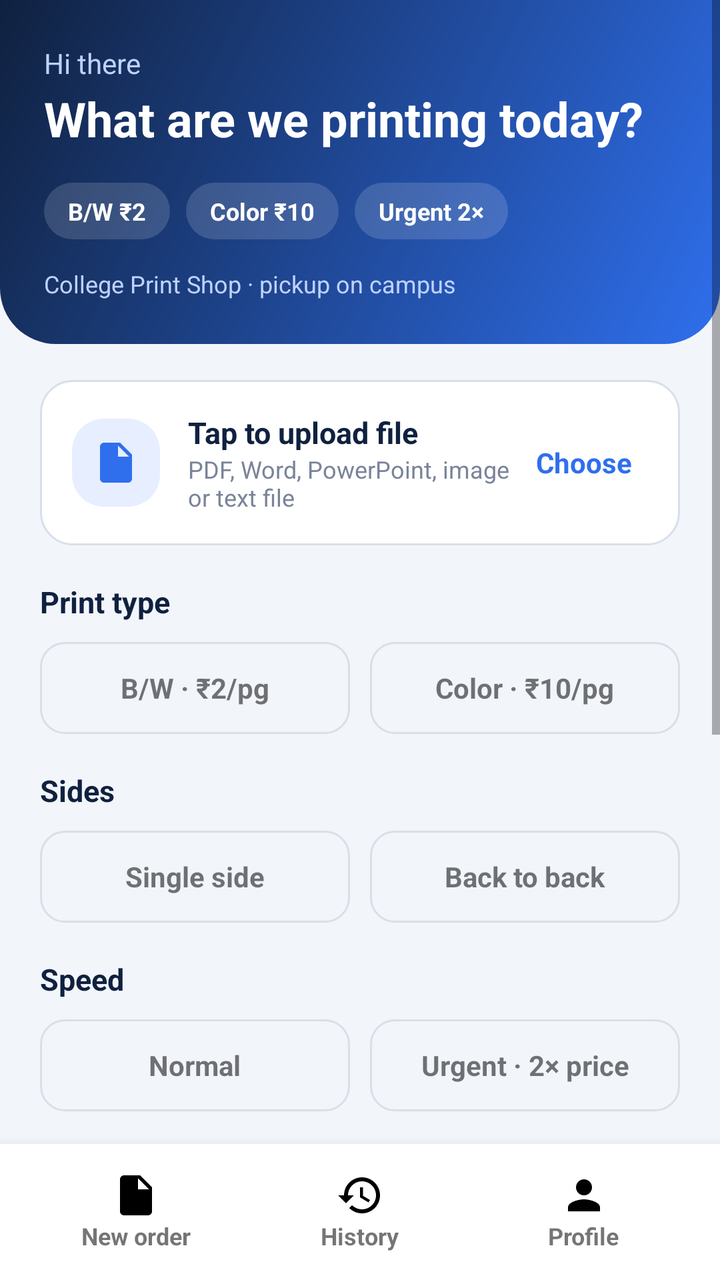
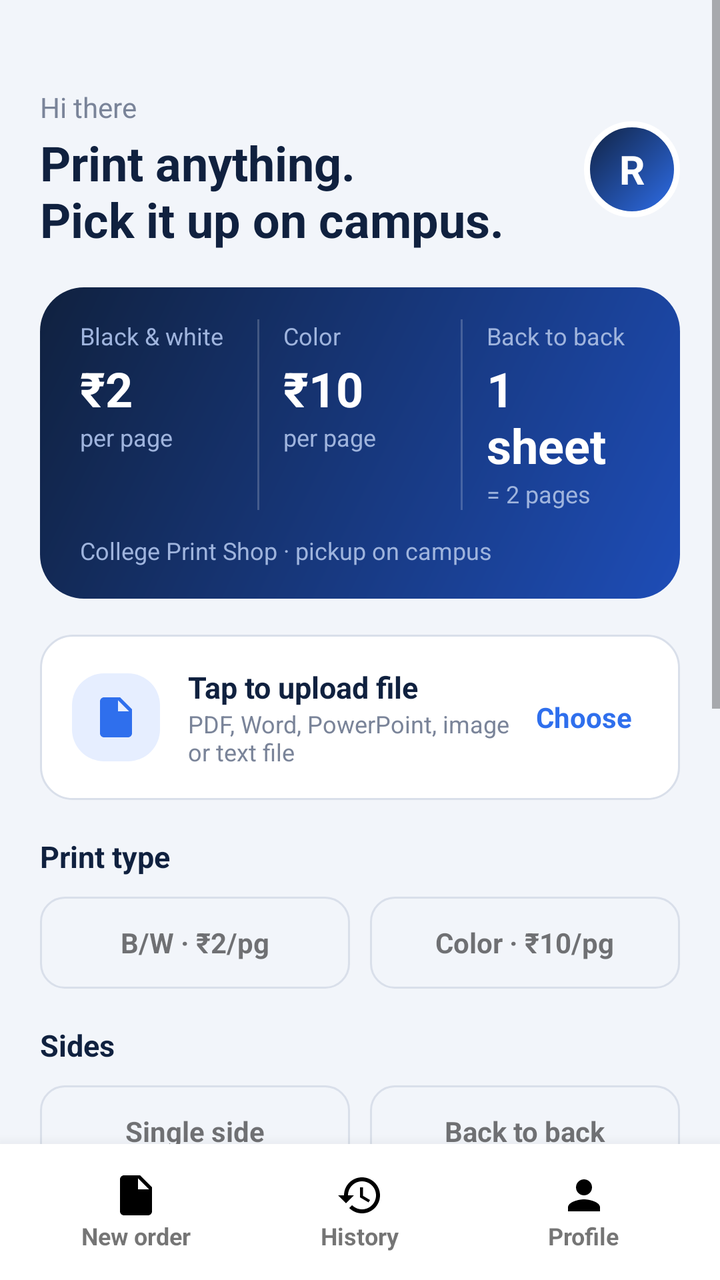

Compare the two renders of this Android layout. The source of the first and the diff that turns it into the second are given below.
<!-- AndroidManifest.xml: application theme Theme.PrintingStudio -->
<!-- res/layout/activity_home.xml -->
<?xml version="1.0" encoding="utf-8"?>
<LinearLayout xmlns:android="http://schemas.android.com/apk/res/android"
    android:layout_width="match_parent" android:layout_height="match_parent"
    android:orientation="vertical" android:background="@color/ps_bg">

<ScrollView android:layout_width="match_parent" android:layout_height="0dp" android:layout_weight="1" android:fillViewport="true">
<LinearLayout android:layout_width="match_parent" android:layout_height="wrap_content" android:orientation="vertical">

    <LinearLayout android:layout_width="match_parent" android:layout_height="wrap_content" android:orientation="vertical" android:background="@drawable/ps_header_bg" android:padding="22dp" android:paddingTop="44dp" android:paddingBottom="28dp">
        <TextView android:id="@+id/tvGreeting" android:layout_width="wrap_content" android:layout_height="wrap_content" android:text="Hi there" android:textColor="#BFD2FF" android:textSize="14sp" />
        <TextView android:layout_width="wrap_content" android:layout_height="wrap_content" android:layout_marginTop="2dp" android:text="What are we printing today?" android:textColor="#FFFFFF" android:textSize="24sp" android:textStyle="bold" />
        <LinearLayout android:layout_width="wrap_content" android:layout_height="wrap_content" android:layout_marginTop="16dp" android:orientation="horizontal">
            <TextView android:layout_width="wrap_content" android:layout_height="wrap_content" android:layout_marginEnd="8dp" android:background="@drawable/ps_pill" android:paddingHorizontal="12dp" android:paddingVertical="6dp" android:text="B/W ₹2" android:textColor="#FFFFFF" android:textSize="12sp" android:textStyle="bold" />
            <TextView android:layout_width="wrap_content" android:layout_height="wrap_content" android:layout_marginEnd="8dp" android:background="@drawable/ps_pill" android:paddingHorizontal="12dp" android:paddingVertical="6dp" android:text="Color ₹10" android:textColor="#FFFFFF" android:textSize="12sp" android:textStyle="bold" />
            <TextView android:layout_width="wrap_content" android:layout_height="wrap_content" android:layout_marginEnd="8dp" android:background="@drawable/ps_pill" android:paddingHorizontal="12dp" android:paddingVertical="6dp" android:text="Urgent 2×" android:textColor="#FFFFFF" android:textSize="12sp" android:textStyle="bold" />
        </LinearLayout>
        <TextView android:layout_width="wrap_content" android:layout_height="wrap_content" android:layout_marginTop="14dp" android:text="College Print Shop · pickup on campus" android:textColor="#BFD2FF" android:textSize="12sp" />
    </LinearLayout>

<LinearLayout android:layout_width="match_parent" android:layout_height="wrap_content" android:orientation="vertical" android:paddingHorizontal="20dp" android:paddingBottom="20dp">

    <LinearLayout android:id="@+id/trackCard" android:layout_width="match_parent" android:layout_height="wrap_content" android:layout_marginTop="18dp" android:orientation="vertical" android:padding="16dp" android:background="@drawable/ps_card" android:visibility="gone" android:clickable="true" android:focusable="true">
        <TextView android:layout_width="wrap_content" android:layout_height="wrap_content" android:text="Track your order" android:textColor="@color/ps_muted" android:textSize="12sp" android:textStyle="bold" />
        <TextView android:id="@+id/tvTrackTitle" android:layout_width="wrap_content" android:layout_height="wrap_content" android:layout_marginTop="4dp" android:text="#C-0000" android:textColor="@color/ps_ink" android:textStyle="bold" android:textSize="16sp" android:maxLines="1" android:ellipsize="end" />
        <LinearLayout android:layout_width="match_parent" android:layout_height="wrap_content" android:layout_marginTop="12dp" android:orientation="horizontal">
            <View android:id="@+id/trk1" android:layout_width="0dp" android:layout_height="8dp" android:layout_weight="1" android:layout_marginEnd="4dp" android:background="@drawable/ps_track_off" />
            <View android:id="@+id/trk2" android:layout_width="0dp" android:layout_height="8dp" android:layout_weight="1" android:layout_marginHorizontal="4dp" android:background="@drawable/ps_track_off" />
            <View android:id="@+id/trk3" android:layout_width="0dp" android:layout_height="8dp" android:layout_weight="1" android:layout_marginStart="4dp" android:background="@drawable/ps_track_off" />
        </LinearLayout>
        <LinearLayout android:layout_width="match_parent" android:layout_height="wrap_content" android:layout_marginTop="6dp" android:orientation="horizontal">
            <TextView android:layout_width="0dp" android:layout_height="wrap_content" android:layout_weight="1" android:text="Placed" android:textColor="@color/ps_muted" android:textSize="12sp" />
            <TextView android:layout_width="0dp" android:layout_height="wrap_content" android:layout_weight="1" android:gravity="center" android:text="Printing" android:textColor="@color/ps_muted" android:textSize="12sp" />
            <TextView android:layout_width="0dp" android:layout_height="wrap_content" android:layout_weight="1" android:gravity="end" android:text="Ready" android:textColor="@color/ps_muted" android:textSize="12sp" />
        </LinearLayout>
        <TextView android:id="@+id/tvTrackStatus" android:layout_width="wrap_content" android:layout_height="wrap_content" android:layout_marginTop="10dp" android:text="" android:textColor="@color/ps_blue" android:textStyle="bold" android:textSize="14sp" />
    </LinearLayout>

    <LinearLayout android:id="@+id/uploadBox" android:layout_width="match_parent" android:layout_height="wrap_content" android:layout_marginTop="18dp" android:orientation="horizontal" android:gravity="center_vertical" android:padding="16dp" android:background="@drawable/ps_card" android:clickable="true" android:focusable="true">
        <ImageView android:layout_width="44dp" android:layout_height="44dp" android:padding="10dp" android:background="@drawable/ps_nav_active" android:src="@drawable/ic_nav_order" app:tint="#2F6FED" xmlns:app="http://schemas.android.com/apk/res-auto" />
        <LinearLayout android:layout_width="0dp" android:layout_height="wrap_content" android:layout_weight="1" android:layout_marginStart="14dp" android:orientation="vertical">
            <TextView android:id="@+id/tvFileName" android:layout_width="wrap_content" android:layout_height="wrap_content" android:text="Tap to upload file" android:textColor="@color/ps_ink" android:textStyle="bold" android:textSize="15sp" android:maxLines="2" android:ellipsize="end" />
            <TextView android:layout_width="wrap_content" android:layout_height="wrap_content" android:id="@+id/tvFileHint" android:text="PDF, Word, PowerPoint, image or text file" android:textColor="@color/ps_muted" android:textSize="12sp" />
        </LinearLayout>
        <TextView android:id="@+id/btnChooseFile" android:layout_width="wrap_content" android:layout_height="wrap_content" android:text="Choose" android:textColor="#2F6FED" android:textStyle="bold" android:padding="8dp" android:clickable="true" android:focusable="true" />
    </LinearLayout>

    <TextView android:layout_width="wrap_content" android:layout_height="wrap_content" android:layout_marginTop="18dp" android:text="Print type" android:textColor="@color/ps_ink" android:textStyle="bold" android:textSize="15sp" />
    <LinearLayout android:layout_width="match_parent" android:layout_height="wrap_content" android:layout_marginTop="10dp" android:orientation="horizontal">
        <TextView android:id="@+id/btnBw" android:layout_width="0dp" android:layout_height="46dp" android:layout_weight="1" android:layout_marginEnd="5dp" android:gravity="center" android:text="B/W · ₹2/pg" android:textStyle="bold" android:textSize="14sp" android:clickable="true" android:focusable="true" android:background="@drawable/ps_seg_off" />
        <TextView android:id="@+id/btnColor" android:layout_width="0dp" android:layout_height="46dp" android:layout_weight="1" android:layout_marginStart="5dp" android:gravity="center" android:text="Color · ₹10/pg" android:textStyle="bold" android:textSize="14sp" android:clickable="true" android:focusable="true" android:background="@drawable/ps_seg_off" />
    </LinearLayout>
    <TextView android:layout_width="wrap_content" android:layout_height="wrap_content" android:layout_marginTop="18dp" android:text="Sides" android:textColor="@color/ps_ink" android:textStyle="bold" android:textSize="15sp" />
    <LinearLayout android:layout_width="match_parent" android:layout_height="wrap_content" android:layout_marginTop="10dp" android:orientation="horizontal">
        <TextView android:id="@+id/btnSingle" android:layout_width="0dp" android:layout_height="46dp" android:layout_weight="1" android:layout_marginEnd="5dp" android:gravity="center" android:text="Single side" android:textStyle="bold" android:textSize="14sp" android:clickable="true" android:focusable="true" android:background="@drawable/ps_seg_off" />
        <TextView android:id="@+id/btnDouble" android:layout_width="0dp" android:layout_height="46dp" android:layout_weight="1" android:layout_marginStart="5dp" android:gravity="center" android:text="Back to back" android:textStyle="bold" android:textSize="14sp" android:clickable="true" android:focusable="true" android:background="@drawable/ps_seg_off" />
    </LinearLayout>
    <TextView android:layout_width="wrap_content" android:layout_height="wrap_content" android:layout_marginTop="18dp" android:text="Speed" android:textColor="@color/ps_ink" android:textStyle="bold" android:textSize="15sp" />
    <LinearLayout android:layout_width="match_parent" android:layout_height="wrap_content" android:layout_marginTop="10dp" android:orientation="horizontal">
        <TextView android:id="@+id/btnNormal" android:layout_width="0dp" android:layout_height="46dp" android:layout_weight="1" android:layout_marginEnd="5dp" android:gravity="center" android:text="Normal" android:textStyle="bold" android:textSize="14sp" android:clickable="true" android:focusable="true" android:background="@drawable/ps_seg_off" />
        <TextView android:id="@+id/btnUrgent" android:layout_width="0dp" android:layout_height="46dp" android:layout_weight="1" android:layout_marginStart="5dp" android:gravity="center" android:text="Urgent · 2× price" android:textStyle="bold" android:textSize="14sp" android:clickable="true" android:focusable="true" android:background="@drawable/ps_seg_off" />
    </LinearLayout>

    <LinearLayout android:layout_width="match_parent" android:layout_height="wrap_content" android:layout_marginTop="18dp" android:orientation="horizontal" android:gravity="center_vertical" android:background="@drawable/ps_card" android:padding="14dp">
        <TextView android:layout_width="0dp" android:layout_height="wrap_content" android:layout_weight="1" android:text="Copies" android:textColor="@color/ps_ink" android:textStyle="bold" android:textSize="15sp" />
        <TextView android:id="@+id/btnMinus" android:layout_width="44dp" android:layout_height="44dp" android:gravity="center" android:text="−" android:textSize="22sp" android:textColor="@color/ps_ink" android:background="@drawable/ps_seg_off" android:clickable="true" android:focusable="true" />
        <TextView android:id="@+id/tvCopies" android:layout_width="48dp" android:layout_height="wrap_content" android:gravity="center" android:text="1" android:textSize="18sp" android:textStyle="bold" android:textColor="@color/ps_ink" />
        <TextView android:id="@+id/btnPlus" android:layout_width="44dp" android:layout_height="44dp" android:gravity="center" android:text="+" android:textSize="22sp" android:textColor="@color/ps_ink" android:background="@drawable/ps_seg_off" android:clickable="true" android:focusable="true" />
    </LinearLayout>

    <LinearLayout android:layout_width="match_parent" android:layout_height="wrap_content" android:layout_marginTop="18dp" android:orientation="vertical" android:background="@drawable/ps_card" android:padding="16dp">
        <TextView android:layout_width="wrap_content" android:layout_height="wrap_content" android:text="Order summary" android:textColor="@color/ps_ink" android:textStyle="bold" android:textSize="15sp" />
        <TextView android:id="@+id/tvBreakdown" android:layout_width="wrap_content" android:layout_height="wrap_content" android:layout_marginTop="8dp" android:text="Upload a PDF to see the price" android:textColor="@color/ps_muted" android:textSize="13sp" />
        <TextView android:id="@+id/btnEditPages" android:layout_width="wrap_content" android:layout_height="wrap_content" android:layout_marginTop="6dp" android:paddingVertical="6dp" android:text="Wrong page count? Edit pages" android:textColor="#2F6FED" android:textStyle="bold" android:textSize="13sp" android:visibility="gone" android:clickable="true" android:focusable="true" />
        <TextView android:id="@+id/tvSheets" android:layout_width="wrap_content" android:layout_height="wrap_content" android:layout_marginTop="4dp" android:text="" android:textColor="@color/ps_muted" android:textSize="13sp" />
        <TextView android:id="@+id/tvPrice" android:layout_width="wrap_content" android:layout_height="wrap_content" android:layout_marginTop="10dp" android:text="Estimated price: ₹0" android:textColor="@color/ps_ink" android:textStyle="bold" android:textSize="20sp" />
    </LinearLayout>

    <TextView android:id="@+id/btnConfirm" android:layout_width="match_parent" android:layout_height="54dp" android:layout_marginTop="16dp" android:gravity="center" android:text="Confirm order" android:textColor="#FFFFFF" android:textStyle="bold" android:textSize="16sp" android:background="@drawable/ps_btn_primary" android:clickable="true" android:focusable="true" />

</LinearLayout>
</LinearLayout>
</ScrollView>

<include layout="@layout/layout_bottom_nav" />

</LinearLayout>
<!-- res/layout/layout_bottom_nav.xml (included above) -->
<?xml version="1.0" encoding="utf-8"?>
<LinearLayout xmlns:android="http://schemas.android.com/apk/res/android"
    android:id="@+id/bottomNav"
    android:layout_width="match_parent"
    android:layout_height="68dp"
    android:orientation="horizontal"
    android:background="#FFFFFF"
    android:elevation="12dp"
    android:paddingHorizontal="12dp"
    android:gravity="center_vertical">

    <LinearLayout android:id="@+id/nav_order" android:layout_width="0dp" android:layout_height="52dp" android:layout_weight="1" android:layout_margin="4dp" android:orientation="vertical" android:gravity="center" android:clickable="true" android:focusable="true">
        <ImageView android:id="@+id/nav_order_icon" android:layout_width="24dp" android:layout_height="24dp" android:src="@drawable/ic_nav_order" />
        <TextView android:id="@+id/nav_order_label" android:layout_width="wrap_content" android:layout_height="wrap_content" android:text="New order" android:textSize="12sp" android:textStyle="bold" />
    </LinearLayout>

    <LinearLayout android:id="@+id/nav_history" android:layout_width="0dp" android:layout_height="52dp" android:layout_weight="1" android:layout_margin="4dp" android:orientation="vertical" android:gravity="center" android:clickable="true" android:focusable="true">
        <ImageView android:id="@+id/nav_history_icon" android:layout_width="24dp" android:layout_height="24dp" android:src="@drawable/ic_nav_history" />
        <TextView android:id="@+id/nav_history_label" android:layout_width="wrap_content" android:layout_height="wrap_content" android:text="History" android:textSize="12sp" android:textStyle="bold" />
    </LinearLayout>

    <LinearLayout android:id="@+id/nav_profile" android:layout_width="0dp" android:layout_height="52dp" android:layout_weight="1" android:layout_margin="4dp" android:orientation="vertical" android:gravity="center" android:clickable="true" android:focusable="true">
        <ImageView android:id="@+id/nav_profile_icon" android:layout_width="24dp" android:layout_height="24dp" android:src="@drawable/ic_nav_profile" />
        <TextView android:id="@+id/nav_profile_label" android:layout_width="wrap_content" android:layout_height="wrap_content" android:text="Profile" android:textSize="12sp" android:textStyle="bold" />
    </LinearLayout>
</LinearLayout>
<!-- resources referenced by this layout -->
<resources>
  <color name="ps_bg">#F2F5FA</color>
  <color name="ps_blue">#2F6FED</color>
  <color name="ps_ink">#10213F</color>
  <color name="ps_muted">#7A8499</color>
  <!-- drawable ic_nav_order (drawable) -->
  <?xml version="1.0" encoding="utf-8"?>
  <vector xmlns:android="http://schemas.android.com/apk/res/android"
      android:width="24dp"
      android:height="24dp"
      android:viewportWidth="24"
      android:viewportHeight="24">
      <path
          android:fillColor="#000000"
          android:pathData="M14,2H6C4.9,2 4,2.9 4,4v16c0,1.1 0.9,2 2,2h12c1.1,0 2,-0.9 2,-2V8L14,2zM13,9V3.5L18.5,9H13z" />
  </vector>
  <!-- drawable ic_nav_profile (drawable) -->
  <?xml version="1.0" encoding="utf-8"?>
  <vector xmlns:android="http://schemas.android.com/apk/res/android"
      android:width="24dp"
      android:height="24dp"
      android:viewportWidth="24"
      android:viewportHeight="24">
      <path
          android:fillColor="#000000"
          android:pathData="M12,12c2.21,0 4,-1.79 4,-4s-1.79,-4 -4,-4 -4,1.79 -4,4 1.79,4 4,4zM12,14c-2.67,0 -8,1.34 -8,4v2h16v-2c0,-2.66 -5.33,-4 -8,-4z" />
  </vector>
  <!-- drawable ps_btn_primary (drawable) -->
  <?xml version="1.0" encoding="utf-8"?>
  <selector xmlns:android="http://schemas.android.com/apk/res/android">
      <item android:state_enabled="false"><shape android:shape="rectangle"><solid android:color="#B8C3D9" /><corners android:radius="16dp" /></shape></item>
      <item><shape android:shape="rectangle"><solid android:color="#10213F" /><corners android:radius="16dp" /></shape></item>
  </selector>
  <!-- drawable ps_card (drawable) -->
  <?xml version="1.0" encoding="utf-8"?>
  <shape xmlns:android="http://schemas.android.com/apk/res/android" android:shape="rectangle">
      <solid android:color="#FFFFFF" />
      <corners android:radius="16dp" />
      <stroke android:width="1dp" android:color="#D9DFEA" />
  </shape>
  <!-- drawable ps_header_bg (drawable) -->
  <?xml version="1.0" encoding="utf-8"?>
  <shape xmlns:android="http://schemas.android.com/apk/res/android" android:shape="rectangle">
      <gradient android:startColor="#10213F" android:endColor="#2F6FED" android:angle="315" />
      <corners android:bottomLeftRadius="28dp" android:bottomRightRadius="28dp" />
  </shape>
  <!-- drawable ps_nav_active (drawable) -->
  <?xml version="1.0" encoding="utf-8"?>
  <shape xmlns:android="http://schemas.android.com/apk/res/android" android:shape="rectangle">
      <solid android:color="#E6EEFF" />
      <corners android:radius="16dp" />
  </shape>
  <!-- drawable ps_pill (drawable) -->
  <?xml version="1.0" encoding="utf-8"?>
  <shape xmlns:android="http://schemas.android.com/apk/res/android" android:shape="rectangle">
      <solid android:color="#26FFFFFF" />
      <corners android:radius="20dp" />
  </shape>
  <!-- drawable ps_seg_off (drawable) -->
  <?xml version="1.0" encoding="utf-8"?>
  <shape xmlns:android="http://schemas.android.com/apk/res/android" android:shape="rectangle">
      <solid android:color="#F2F5FA" />
      <corners android:radius="12dp" />
      <stroke android:width="1dp" android:color="#D9DFEA" />
  </shape>
  <!-- drawable ps_track_off (drawable) -->
  <?xml version="1.0" encoding="utf-8"?>
  <shape xmlns:android="http://schemas.android.com/apk/res/android" android:shape="rectangle"><solid android:color="#D9DFEA"/><corners android:radius="4dp"/></shape>
  <style name="Theme.PrintingStudio" parent="Theme.MaterialComponents.Light.NoActionBar">
          <item name="colorPrimary">@color/bluePrimary</item>
          <item name="colorPrimaryDark">@color/blueDark</item>
          <item name="android:windowBackground">@android:color/white</item>
      </style>
  <color name="bluePrimary">#378ADD</color>
  <color name="blueDark">#0C447C</color>
  <!-- unchanged entries left out for length: 1 -->
</resources>

<!-- the commit's change to res/layout/activity_home.xml (unified diff, before → after) -->
@@ -6,15 +6,37 @@
 <ScrollView android:layout_width="match_parent" android:layout_height="0dp" android:layout_weight="1" android:fillViewport="true">
 <LinearLayout android:layout_width="match_parent" android:layout_height="wrap_content" android:orientation="vertical">
 
-    <LinearLayout android:layout_width="match_parent" android:layout_height="wrap_content" android:orientation="vertical" android:background="@drawable/ps_header_bg" android:padding="22dp" android:paddingTop="44dp" android:paddingBottom="28dp">
-        <TextView android:id="@+id/tvGreeting" android:layout_width="wrap_content" android:layout_height="wrap_content" android:text="Hi there" android:textColor="#BFD2FF" android:textSize="14sp" />
-        <TextView android:layout_width="wrap_content" android:layout_height="wrap_content" android:layout_marginTop="2dp" android:text="What are we printing today?" android:textColor="#FFFFFF" android:textSize="24sp" android:textStyle="bold" />
-        <LinearLayout android:layout_width="wrap_content" android:layout_height="wrap_content" android:layout_marginTop="16dp" android:orientation="horizontal">
-            <TextView android:layout_width="wrap_content" android:layout_height="wrap_content" android:layout_marginEnd="8dp" android:background="@drawable/ps_pill" android:paddingHorizontal="12dp" android:paddingVertical="6dp" android:text="B/W ₹2" android:textColor="#FFFFFF" android:textSize="12sp" android:textStyle="bold" />
-            <TextView android:layout_width="wrap_content" android:layout_height="wrap_content" android:layout_marginEnd="8dp" android:background="@drawable/ps_pill" android:paddingHorizontal="12dp" android:paddingVertical="6dp" android:text="Color ₹10" android:textColor="#FFFFFF" android:textSize="12sp" android:textStyle="bold" />
-            <TextView android:layout_width="wrap_content" android:layout_height="wrap_content" android:layout_marginEnd="8dp" android:background="@drawable/ps_pill" android:paddingHorizontal="12dp" android:paddingVertical="6dp" android:text="Urgent 2×" android:textColor="#FFFFFF" android:textSize="12sp" android:textStyle="bold" />
+    <LinearLayout android:layout_width="match_parent" android:layout_height="wrap_content" android:orientation="vertical" android:paddingHorizontal="20dp" android:paddingTop="44dp">
+        <LinearLayout android:layout_width="match_parent" android:layout_height="wrap_content" android:orientation="horizontal" android:gravity="center_vertical">
+            <LinearLayout android:layout_width="0dp" android:layout_height="wrap_content" android:layout_weight="1" android:orientation="vertical">
+                <TextView android:id="@+id/tvGreeting" android:layout_width="wrap_content" android:layout_height="wrap_content" android:text="Hi there" android:textColor="@color/ps_muted" android:textSize="14sp" />
+                <TextView android:layout_width="wrap_content" android:layout_height="wrap_content" android:layout_marginTop="2dp" android:text="Print anything.\nPick it up on campus." android:textColor="@color/ps_ink" android:textSize="24sp" android:textStyle="bold" />
+            </LinearLayout>
+            <TextView android:id="@+id/tvHomeAvatar" android:layout_width="48dp" android:layout_height="48dp" android:gravity="center" android:text="R" android:textColor="#FFFFFF" android:textSize="20sp" android:textStyle="bold" android:background="@drawable/ps_avatar" />
         </LinearLayout>
-        <TextView android:layout_width="wrap_content" android:layout_height="wrap_content" android:layout_marginTop="14dp" android:text="College Print Shop · pickup on campus" android:textColor="#BFD2FF" android:textSize="12sp" />
+
+        <LinearLayout android:layout_width="match_parent" android:layout_height="wrap_content" android:layout_marginTop="18dp" android:orientation="vertical" android:background="@drawable/ps_ticket" android:paddingVertical="16dp" android:paddingHorizontal="8dp">
+            <LinearLayout android:layout_width="match_parent" android:layout_height="wrap_content" android:orientation="horizontal">
+            <LinearLayout android:layout_width="0dp" android:layout_height="wrap_content" android:layout_weight="1" android:orientation="vertical" android:paddingHorizontal="12dp">
+                <TextView android:layout_width="wrap_content" android:layout_height="wrap_content" android:text="Black &amp; white" android:textColor="#9FB4DD" android:textSize="12sp" />
+                <TextView android:layout_width="wrap_content" android:layout_height="wrap_content" android:layout_marginTop="2dp" android:text="₹2" android:textColor="#FFFFFF" android:textSize="24sp" android:textStyle="bold" />
+                <TextView android:layout_width="wrap_content" android:layout_height="wrap_content" android:text="per page" android:textColor="#9FB4DD" android:textSize="12sp" />
+            </LinearLayout>
+            <View android:layout_width="1dp" android:layout_height="match_parent" android:background="#33FFFFFF" />
+            <LinearLayout android:layout_width="0dp" android:layout_height="wrap_content" android:layout_weight="1" android:orientation="vertical" android:paddingHorizontal="12dp">
+                <TextView android:layout_width="wrap_content" android:layout_height="wrap_content" android:text="Color" android:textColor="#9FB4DD" android:textSize="12sp" />
+                <TextView android:layout_width="wrap_content" android:layout_height="wrap_content" android:layout_marginTop="2dp" android:text="₹10" android:textColor="#FFFFFF" android:textSize="24sp" android:textStyle="bold" />
+                <TextView android:layout_width="wrap_content" android:layout_height="wrap_content" android:text="per page" android:textColor="#9FB4DD" android:textSize="12sp" />
+            </LinearLayout>
+            <View android:layout_width="1dp" android:layout_height="match_parent" android:background="#33FFFFFF" />
+            <LinearLayout android:layout_width="0dp" android:layout_height="wrap_content" android:layout_weight="1" android:orientation="vertical" android:paddingHorizontal="12dp">
+                <TextView android:layout_width="wrap_content" android:layout_height="wrap_content" android:text="Back to back" android:textColor="#9FB4DD" android:textSize="12sp" />
+                <TextView android:layout_width="wrap_content" android:layout_height="wrap_content" android:layout_marginTop="2dp" android:text="1 sheet" android:textColor="#FFFFFF" android:textSize="24sp" android:textStyle="bold" />
+                <TextView android:layout_width="wrap_content" android:layout_height="wrap_content" android:text="= 2 pages" android:textColor="#9FB4DD" android:textSize="12sp" />
+            </LinearLayout>
+            </LinearLayout>
+            <TextView android:layout_width="wrap_content" android:layout_height="wrap_content" android:layout_marginTop="12dp" android:layout_marginStart="12dp" android:text="College Print Shop · pickup on campus" android:textColor="#9FB4DD" android:textSize="12sp" />
+        </LinearLayout>
     </LinearLayout>
 
 <LinearLayout android:layout_width="match_parent" android:layout_height="wrap_content" android:orientation="vertical" android:paddingHorizontal="20dp" android:paddingBottom="20dp">
@@ -54,12 +76,6 @@
         <TextView android:id="@+id/btnSingle" android:layout_width="0dp" android:layout_height="46dp" android:layout_weight="1" android:layout_marginEnd="5dp" android:gravity="center" android:text="Single side" android:textStyle="bold" android:textSize="14sp" android:clickable="true" android:focusable="true" android:background="@drawable/ps_seg_off" />
         <TextView android:id="@+id/btnDouble" android:layout_width="0dp" android:layout_height="46dp" android:layout_weight="1" android:layout_marginStart="5dp" android:gravity="center" android:text="Back to back" android:textStyle="bold" android:textSize="14sp" android:clickable="true" android:focusable="true" android:background="@drawable/ps_seg_off" />
     </LinearLayout>
-    <TextView android:layout_width="wrap_content" android:layout_height="wrap_content" android:layout_marginTop="18dp" android:text="Speed" android:textColor="@color/ps_ink" android:textStyle="bold" android:textSize="15sp" />
-    <LinearLayout android:layout_width="match_parent" android:layout_height="wrap_content" android:layout_marginTop="10dp" android:orientation="horizontal">
-        <TextView android:id="@+id/btnNormal" android:layout_width="0dp" android:layout_height="46dp" android:layout_weight="1" android:layout_marginEnd="5dp" android:gravity="center" android:text="Normal" android:textStyle="bold" android:textSize="14sp" android:clickable="true" android:focusable="true" android:background="@drawable/ps_seg_off" />
-        <TextView android:id="@+id/btnUrgent" android:layout_width="0dp" android:layout_height="46dp" android:layout_weight="1" android:layout_marginStart="5dp" android:gravity="center" android:text="Urgent · 2× price" android:textStyle="bold" android:textSize="14sp" android:clickable="true" android:focusable="true" android:background="@drawable/ps_seg_off" />
-    </LinearLayout>
-
     <LinearLayout android:layout_width="match_parent" android:layout_height="wrap_content" android:layout_marginTop="18dp" android:orientation="horizontal" android:gravity="center_vertical" android:background="@drawable/ps_card" android:padding="14dp">
         <TextView android:layout_width="0dp" android:layout_height="wrap_content" android:layout_weight="1" android:text="Copies" android:textColor="@color/ps_ink" android:textStyle="bold" android:textSize="15sp" />
         <TextView android:id="@+id/btnMinus" android:layout_width="44dp" android:layout_height="44dp" android:gravity="center" android:text="−" android:textSize="22sp" android:textColor="@color/ps_ink" android:background="@drawable/ps_seg_off" android:clickable="true" android:focusable="true" />
@@ -89,7 +105,8 @@
 <LinearLayout xmlns:android="http://schemas.android.com/apk/res/android"
     android:id="@+id/bottomNav"
     android:layout_width="match_parent"
-    android:layout_height="68dp"
+    android:layout_height="wrap_content"
+    android:minHeight="68dp"
     android:orientation="horizontal"
     android:background="#FFFFFF"
     android:elevation="12dp"
<!-- resource entries referenced after the edit -->
@@ -26,6 +26,12 @@
           android:fillColor="#000000"
           android:pathData="M12,12c2.21,0 4,-1.79 4,-4s-1.79,-4 -4,-4 -4,1.79 -4,4 1.79,4 4,4zM12,14c-2.67,0 -8,1.34 -8,4v2h16v-2c0,-2.66 -5.33,-4 -8,-4z" />
   </vector>
+  <!-- drawable ps_avatar (drawable) -->
+  <?xml version="1.0" encoding="utf-8"?>
+  <shape xmlns:android="http://schemas.android.com/apk/res/android" android:shape="oval">
+      <gradient android:startColor="#10213F" android:endColor="#2F6FED" android:angle="315" />
+      <stroke android:width="3dp" android:color="#FFFFFF" />
+  </shape>
   <!-- drawable ps_btn_primary (drawable) -->
   <?xml version="1.0" encoding="utf-8"?>
   <selector xmlns:android="http://schemas.android.com/apk/res/android">
@@ -39,23 +45,11 @@
       <corners android:radius="16dp" />
       <stroke android:width="1dp" android:color="#D9DFEA" />
   </shape>
-  <!-- drawable ps_header_bg (drawable) -->
-  <?xml version="1.0" encoding="utf-8"?>
-  <shape xmlns:android="http://schemas.android.com/apk/res/android" android:shape="rectangle">
-      <gradient android:startColor="#10213F" android:endColor="#2F6FED" android:angle="315" />
-      <corners android:bottomLeftRadius="28dp" android:bottomRightRadius="28dp" />
-  </shape>
   <!-- drawable ps_nav_active (drawable) -->
   <?xml version="1.0" encoding="utf-8"?>
   <shape xmlns:android="http://schemas.android.com/apk/res/android" android:shape="rectangle">
       <solid android:color="#E6EEFF" />
       <corners android:radius="16dp" />
-  </shape>
-  <!-- drawable ps_pill (drawable) -->
-  <?xml version="1.0" encoding="utf-8"?>
-  <shape xmlns:android="http://schemas.android.com/apk/res/android" android:shape="rectangle">
-      <solid android:color="#26FFFFFF" />
-      <corners android:radius="20dp" />
   </shape>
   <!-- drawable ps_seg_off (drawable) -->
   <?xml version="1.0" encoding="utf-8"?>
@@ -63,6 +57,12 @@
       <solid android:color="#F2F5FA" />
       <corners android:radius="12dp" />
       <stroke android:width="1dp" android:color="#D9DFEA" />
+  </shape>
+  <!-- drawable ps_ticket (drawable) -->
+  <?xml version="1.0" encoding="utf-8"?>
+  <shape xmlns:android="http://schemas.android.com/apk/res/android" android:shape="rectangle">
+      <gradient android:startColor="#10213F" android:endColor="#1E4DB7" android:angle="315" />
+      <corners android:radius="22dp" />
   </shape>
   <!-- drawable ps_track_off (drawable) -->
   <?xml version="1.0" encoding="utf-8"?>
